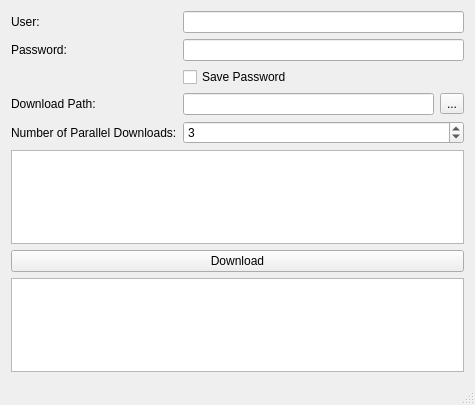
Old version of the form gui/mainwindow.ui in the repository rbrtslmn/FDP.
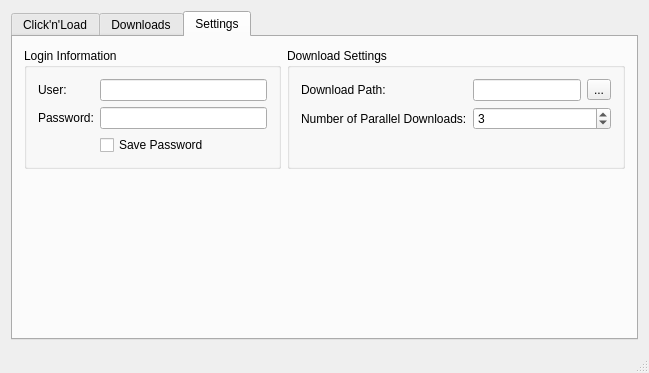
New version of the form. The open tabs and pages were chosen to show the change.

Diff of the .ui file:
```diff
--- a/gui/mainwindow.ui
+++ b/gui/mainwindow.ui
@@ -6,17 +6,64 @@
    <rect>
     <x>0</x>
     <y>0</y>
-    <width>475</width>
-    <height>405</height>
+    <width>649</width>
+    <height>373</height>
    </rect>
   </property>
   <property name="windowTitle">
    <string>MainWindow</string>
   </property>
   <widget class="QWidget" name="centralWidget">
+   <layout class="QVBoxLayout" name="verticalLayout_4">
+    <item>
+     <widget class="QTabWidget" name="tabWidget">
+      <property name="currentIndex">
+       <number>0</number>
+      </property>
+      <widget class="QWidget" name="tab">
+       <attribute name="title">
+        <string>Click'n'Load</string>
+       </attribute>
    <layout class="QVBoxLayout" name="verticalLayout">
     <item>
-     <layout class="QFormLayout" name="formLayout">
+         <widget class="QPlainTextEdit" name="plainTextEdit">
+          <property name="lineWrapMode">
+           <enum>QPlainTextEdit::NoWrap</enum>
+          </property>
+         </widget>
+        </item>
+        <item>
+         <widget class="QPushButton" name="pushButton">
+          <property name="text">
+           <string>Download</string>
+          </property>
+         </widget>
+        </item>
+       </layout>
+      </widget>
+      <widget class="QWidget" name="tab_3">
+       <attribute name="title">
+        <string>Downloads</string>
+       </attribute>
+       <layout class="QVBoxLayout" name="verticalLayout_2">
+        <item>
+         <widget class="QTableView" name="tableView"/>
+        </item>
+       </layout>
+      </widget>
+      <widget class="QWidget" name="tab_2">
+       <attribute name="title">
+        <string>Settings</string>
+       </attribute>
+       <layout class="QVBoxLayout" name="verticalLayout_3">
+        <item>
+         <layout class="QHBoxLayout" name="horizontalLayout_2">
+          <item>
+           <widget class="QGroupBox" name="groupBox">
+            <property name="title">
+             <string>Login Information</string>
+            </property>
+            <layout class="QFormLayout" name="formLayout_2">
       <item row="0" column="0">
        <widget class="QLabel" name="label">
         <property name="text">
@@ -38,14 +85,40 @@
         </property>
        </widget>
       </item>
-      <item row="3" column="0">
+             <item row="1" column="1">
+              <widget class="QLineEdit" name="lineEdit_2">
+               <property name="text">
+                <string/>
+               </property>
+               <property name="echoMode">
+                <enum>QLineEdit::Password</enum>
+               </property>
+              </widget>
+             </item>
+             <item row="2" column="1">
+              <widget class="QCheckBox" name="checkBox">
+               <property name="text">
+                <string>Save Password</string>
+               </property>
+              </widget>
+             </item>
+            </layout>
+           </widget>
+          </item>
+          <item>
+           <widget class="QGroupBox" name="groupBox_2">
+            <property name="title">
+             <string>Download Settings</string>
+            </property>
+            <layout class="QFormLayout" name="formLayout_3">
+             <item row="0" column="0">
        <widget class="QLabel" name="label_3">
         <property name="text">
          <string>Download Path:</string>
         </property>
        </widget>
       </item>
-      <item row="3" column="1">
+             <item row="0" column="1">
        <layout class="QHBoxLayout" name="horizontalLayout">
         <item>
          <widget class="QLineEdit" name="lineEdit_3"/>
@@ -59,24 +132,14 @@
         </item>
        </layout>
       </item>
-      <item row="1" column="1">
-       <widget class="QLineEdit" name="lineEdit_2">
-        <property name="text">
-         <string/>
-        </property>
-        <property name="echoMode">
-         <enum>QLineEdit::Password</enum>
-        </property>
-       </widget>
-      </item>
-      <item row="5" column="0">
+             <item row="1" column="0">
        <widget class="QLabel" name="label_4">
         <property name="text">
          <string>Number of Parallel Downloads:</string>
         </property>
        </widget>
       </item>
-      <item row="5" column="1">
+             <item row="1" column="1">
        <widget class="QSpinBox" name="spinBox">
         <property name="minimum">
          <number>1</number>
@@ -89,31 +152,27 @@
         </property>
        </widget>
       </item>
-      <item row="2" column="1">
-       <widget class="QCheckBox" name="checkBox">
-        <property name="text">
-         <string>Save Password</string>
-        </property>
+            </layout>
        </widget>
       </item>
      </layout>
     </item>
     <item>
-     <widget class="QPlainTextEdit" name="plainTextEdit">
-      <property name="lineWrapMode">
-       <enum>QPlainTextEdit::NoWrap</enum>
-      </property>
-     </widget>
-    </item>
-    <item>
-     <widget class="QPushButton" name="pushButton">
-      <property name="text">
-       <string>Download</string>
-      </property>
-     </widget>
-    </item>
-    <item>
-     <widget class="QTableView" name="tableView"/>
+         <spacer name="verticalSpacer">
+          <property name="orientation">
+           <enum>Qt::Vertical</enum>
+          </property>
+          <property name="sizeHint" stdset="0">
+           <size>
+            <width>20</width>
+            <height>135</height>
+           </size>
+          </property>
+         </spacer>
+        </item>
+       </layout>
+      </widget>
+     </widget>
     </item>
    </layout>
   </widget>
```
Lines whose indentation alone changed are shown as unchanged.
